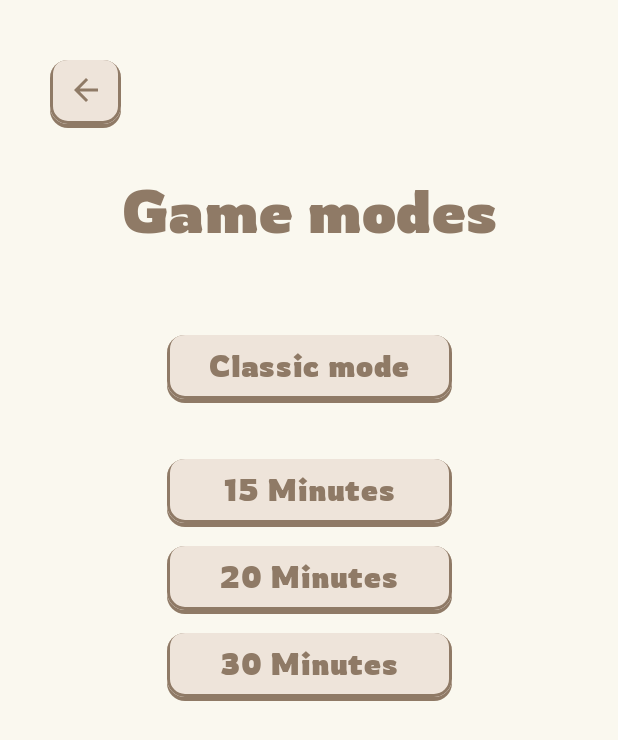
After one commit to Jakon-Dev/Android-2048-GAME, an Android app built with Jetpack Compose: the composable GameSettingsMenu shown on its own in the app's theme, on a phone screen of 412 x 824 dp. The commit adds this screen. Shown: the top 740 px of the screen. Run offline under Robolectric (Android 15) with nearby library versions, the phone set to English and light mode, and no system bars.

Commit message:
GameModes

```diff
--- a/app/src/main/java/com/jakondev/a2048_game/ui/game/GameControls.kt
+++ b/app/src/main/java/com/jakondev/a2048_game/ui/game/GameControls.kt
@@ -118,7 +118,7 @@ private fun StatsSection(score: Int, time: String) {
             modifier = Modifier.padding(bottom = 8.dp)
         )
         Text(
-            text = stringResource(id = R.string.final_time_message, time),
+            text = stringResource(id = R.string.time_played, time),
             fontSize = MaterialTheme.typography.headlineSmall.fontSize,
             fontFamily = Rowdies,
             color = getPalette().onBackground,
--- a/app/src/main/java/com/jakondev/a2048_game/ui/navigation/AppNavigation.kt
+++ b/app/src/main/java/com/jakondev/a2048_game/ui/navigation/AppNavigation.kt
@@ -10,6 +10,7 @@ import com.jakondev.a2048_game.ui.navigation.menus.SettingsMenu
 import com.jakondev.a2048_game.ui.navigation.menus.ShopMenu
 import com.jakondev.a2048_game.viewmodel.GameViewModel
 import com.jakondev.a2048_game.ui.game.GameScreen
+import com.jakondev.a2048_game.ui.navigation.menus.GameSettingsMenu
 import com.jakondev.a2048_game.ui.navigation.menus.InfoMenu
 
 @Composable
@@ -24,6 +25,9 @@ fun AppNavigation(viewModel: GameViewModel) {
                 viewModel = viewModel,
                 navController = navController
             )
+        }
+        composable("game_settings") {
+            GameSettingsMenu(viewModel = viewModel, navController = navController)
         }
         composable("game") {
             GameScreen(viewModel = viewModel, navController = navController)
--- a/app/src/main/java/com/jakondev/a2048_game/ui/navigation/MainMenu.kt
+++ b/app/src/main/java/com/jakondev/a2048_game/ui/navigation/MainMenu.kt
@@ -99,8 +99,7 @@ fun MainMenu(
             StylizedButton(
                 text = stringResource(id = R.string.start_new_game),
                 onClick = {
-                    viewModel.resetGame()
-                    navController.navigate("game")
+                    navController.navigate("game_settings")
                 },
                 buttonWidth = 200.dp,
                 buttonHeight = 50.dp,
--- a/app/src/main/java/com/jakondev/a2048_game/ui/navigation/menus/AchievementsMenu.kt
+++ b/app/src/main/java/com/jakondev/a2048_game/ui/navigation/menus/AchievementsMenu.kt
@@ -71,7 +71,7 @@ fun AchievementsMenu(
 
                 Text(
                     text = stringResource(id = R.string.achievements),
-                    fontSize = 48.sp,
+                    fontSize = 40.sp,
                     fontFamily = Rowdies,
                     fontWeight = FontWeight.Bold,
                     color = getPalette().tertiary,
--- /dev/null
+++ b/app/src/main/java/com/jakondev/a2048_game/ui/navigation/menus/GameSettingsMenu.kt
@@ -0,0 +1,139 @@
+package com.jakondev.a2048_game.ui.navigation.menus
+
+import android.content.res.Configuration
+import android.content.res.Resources
+import androidx.compose.foundation.layout.Arrangement
+import androidx.compose.foundation.layout.Column
+import androidx.compose.foundation.layout.Row
+import androidx.compose.foundation.layout.Spacer
+import androidx.compose.foundation.layout.fillMaxSize
+import androidx.compose.foundation.layout.fillMaxWidth
+import androidx.compose.foundation.layout.padding
+import androidx.compose.material3.MaterialTheme
+import androidx.compose.material3.Surface
+import androidx.compose.material3.Text
+import androidx.compose.runtime.Composable
+import androidx.compose.ui.Alignment
+import androidx.compose.ui.Modifier
+import androidx.compose.ui.platform.LocalConfiguration
+import androidx.compose.ui.res.stringResource
+import androidx.compose.ui.text.font.FontWeight
+import androidx.compose.ui.unit.dp
+import androidx.compose.ui.unit.sp
+import androidx.navigation.NavHostController
+import com.example.game2048.R
+import com.jakondev.a2048_game.ui.theme.main.Rowdies
+import com.jakondev.a2048_game.ui.theme.main.getPalette
+import com.jakondev.a2048_game.util.BackStylizedButton
+import com.jakondev.a2048_game.util.StylizedButton
+import com.jakondev.a2048_game.viewmodel.GameViewModel
+
+
+@Composable
+fun GameSettingsMenu(
+    viewModel: GameViewModel,
+    navController: NavHostController,
+) {
+    val isLandscape = LocalConfiguration.current.orientation == Configuration.ORIENTATION_LANDSCAPE
+    val palette = getPalette()
+
+    Surface(
+        modifier = Modifier.fillMaxSize(),
+        color = palette.background
+    ) {
+        Column(
+            modifier = Modifier
+                .fillMaxSize()
+                .padding(32.dp),
+            verticalArrangement = Arrangement.Top,
+            horizontalAlignment = Alignment.CenterHorizontally
+        ) {
+            Row(
+                modifier = Modifier.fillMaxWidth(),
+                horizontalArrangement = Arrangement.Start,
+                verticalAlignment = Alignment.CenterVertically
+            ) {
+                BackStylizedButton(onClick = { navController.navigate("menu") })
+            }
+
+            Column(
+                modifier = Modifier.fillMaxSize(),
+                verticalArrangement = Arrangement.Top,
+                horizontalAlignment = Alignment.CenterHorizontally,
+            ) {
+                Spacer(modifier = Modifier.weight(0.2f))
+
+                Text(
+                    text = stringResource(id = R.string.gamemodes),
+                    fontSize = 40.sp,
+                    fontFamily = Rowdies,
+                    fontWeight = FontWeight.Bold,
+                    color = palette.tertiary,
+                    style = MaterialTheme.typography.headlineMedium
+                )
+
+                Spacer(modifier = Modifier.weight(0.3f))
+
+                StylizedButton(
+                    text = stringResource(id = R.string.classic_mode),
+                    buttonWidth = 200.dp,
+                    buttonHeight = 50.dp,
+                    size = 40.dp,
+                    textSize = 20.sp,
+                    onClick = {
+                        viewModel.setGameMode(GameViewModel.GameMode.CLASSIC)
+                        viewModel.resetGame()
+                        navController.navigate("game")
+                    }
+                )
+
+                Spacer(modifier = Modifier.weight(0.2f))
+
+                StylizedButton(
+                    text = stringResource(id = R.string.mode_15_min),
+                    buttonWidth = 200.dp,
+                    buttonHeight = 50.dp,
+                    size = 40.dp,
+                    textSize = 20.sp,
+                    onClick = {
+                        viewModel.setGameMode(GameViewModel.GameMode.COUNTDOWN_15)
+                        viewModel.resetGame()
+                        navController.navigate("game")
+                    }
+                )
+
+                Spacer(modifier = Modifier.weight(0.05f))
+
+                StylizedButton(
+                    text = stringResource(id = R.string.mode_20_min),
+                    buttonWidth = 200.dp,
+                    buttonHeight = 50.dp,
+                    size = 40.dp,
+                    textSize = 20.sp,
+                    onClick = {
+                        viewModel.setGameMode(GameViewModel.GameMode.COUNTDOWN_20)
+                        viewModel.resetGame()
+                        navController.navigate("game")
+                    }
+                )
+
+                Spacer(modifier = Modifier.weight(0.05f))
+
+                StylizedButton(
+                    text = stringResource(id = R.string.mode_30_min),
+                    buttonWidth = 200.dp,
+                    buttonHeight = 50.dp,
+                    size = 40.dp,
+                    textSize = 20.sp,
+                    onClick = {
+                        viewModel.setGameMode(GameViewModel.GameMode.COUNTDOWN_30)
+                        viewModel.resetGame()
+                        navController.navigate("game")
+                    }
+                )
+
+                Spacer(modifier = Modifier.weight(2f))
+            }
+        }
+    }
+}
--- a/app/src/main/java/com/jakondev/a2048_game/ui/navigation/menus/InfoMenu.kt
+++ b/app/src/main/java/com/jakondev/a2048_game/ui/navigation/menus/InfoMenu.kt
@@ -67,7 +67,7 @@ fun InfoMenu(
                     // Título
                     Text(
                         text = stringResource(id = R.string.info),
-                        fontSize = 48.sp,
+                        fontSize = 40.sp,
                         fontFamily = Rowdies,
                         fontWeight = FontWeight.Bold,
                         color = getPalette().tertiary,
--- a/app/src/main/java/com/jakondev/a2048_game/ui/navigation/menus/SettingsMenu.kt
+++ b/app/src/main/java/com/jakondev/a2048_game/ui/navigation/menus/SettingsMenu.kt
@@ -71,7 +71,7 @@ fun SettingsMenu(
 
                 Text(
                     text = stringResource(id = R.string.settings),
-                    fontSize = 48.sp,
+                    fontSize = 40.sp,
                     fontFamily = Rowdies,
                     fontWeight = FontWeight.Bold,
                     color = getPalette().tertiary,
--- a/app/src/main/java/com/jakondev/a2048_game/ui/navigation/menus/ShopMenu.kt
+++ b/app/src/main/java/com/jakondev/a2048_game/ui/navigation/menus/ShopMenu.kt
@@ -71,7 +71,7 @@ fun ShopMenu(
 
                 Text(
                     text = stringResource(id = R.string.shop),
-                    fontSize = 48.sp,
+                    fontSize = 40.sp,
                     fontFamily = Rowdies,
                     fontWeight = FontWeight.Bold,
                     color = getPalette().tertiary,
--- a/app/src/main/res/values/strings.xml
+++ b/app/src/main/res/values/strings.xml
@@ -8,7 +8,7 @@
     <string name="game_over">Game Over!</string>
     <string name="final_points_message">Your final points are: %1$d</string>
     <string name="retry">Retry</string>
-    <string name="final_time_message">Time played: %1$s</string>
+    <string name="time_played">Time played: %1$s</string>
     <string name="you_win">You Win!</string>
     <string name="win_message">You have reached the 2048 objective!</string>
     <string name="settings">Settings</string>
@@ -27,5 +27,13 @@
     <string name="tutorial_combination_info">When two blocks with the same number touch, they will join into one.</string>
     <string name="tutorial_endgame_title">End of the game</string>
     <string name="tutorial_endgame_info">The game ends when there are no more possible moves.</string>
+    <string name="game_over_timeout">You ran out of time!</string>
+    <string name="game_over_no_moves">You got no more moves!</string>
+    <string name="gamemodes">Game modes</string>
+    <string name="classic_mode">Classic mode</string>
+    <string name="mode_15_min">15 Minutes</string>
+    <string name="mode_20_min">20 Minutes</string>
+    <string name="mode_30_min">30 Minutes</string>
+    <string name="time_remaining">Time remaining: %1$s</string>
 
 </resources>
```
Also changed, not shown: app/src/main/java/com/jakondev/a2048_game/ui/game/GameScreen.kt (+42 -15 lines), app/src/main/java/com/jakondev/a2048_game/viewmodel/GameViewModel.kt (+47 -2 lines), 2 other files.
